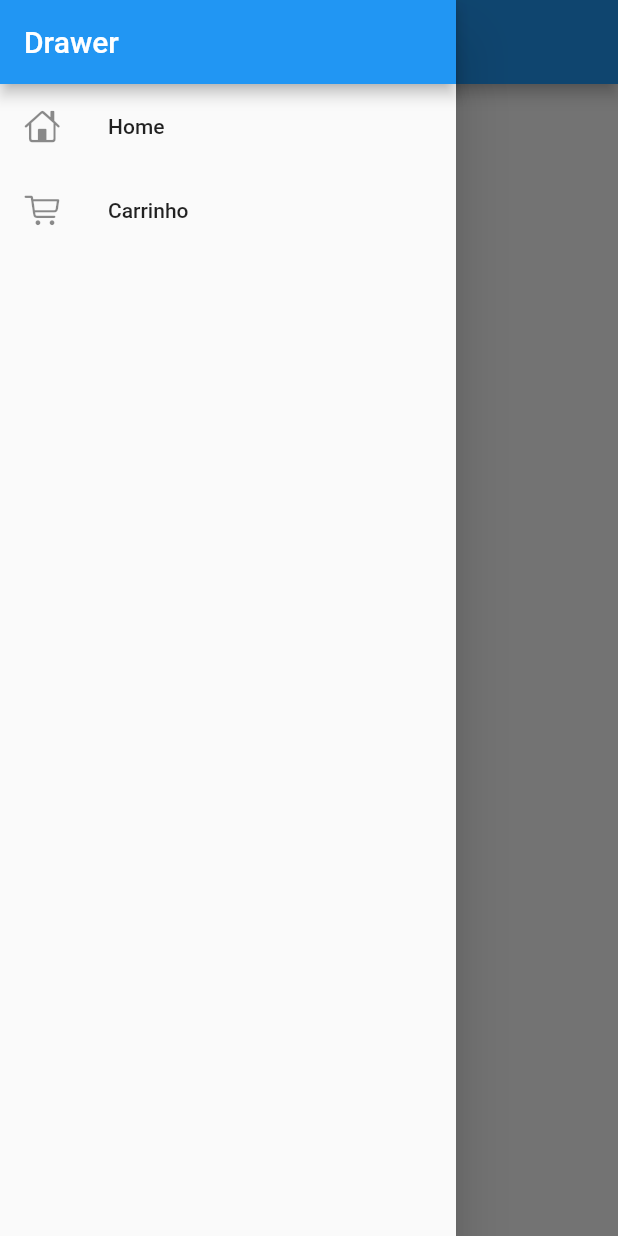
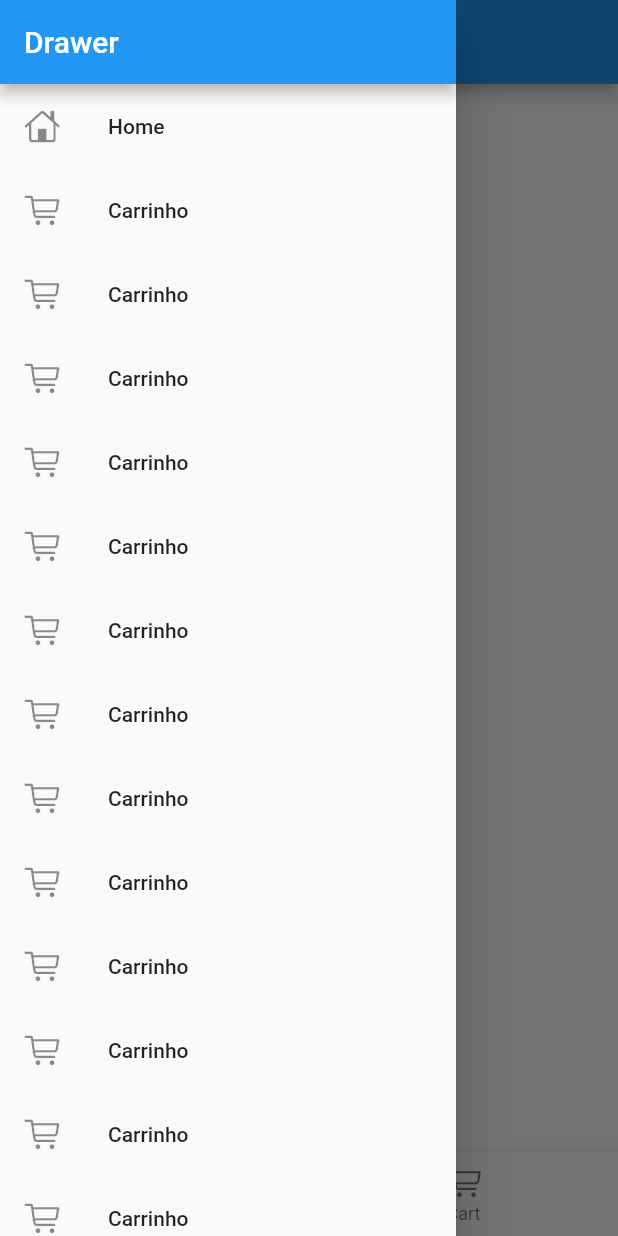
Before and after one commit to deroldo/flutter_components_sample, a Flutter app: the screen it shows after launch, with the side drawer open, on a phone screen of 412 x 824 dp. Run offline on Flutter 3.47's test engine with Material 2 defaults, Android fonts, the phone set to English and light mode, and no system bars.

Commit message:
feat: adding compatibility to navigation tab

```diff
--- a/lib/component/dynamic_platform_app.dart
+++ b/lib/component/dynamic_platform_app.dart
@@ -2,33 +2,89 @@ import 'dart:io';
 import 'package:flutter/cupertino.dart';
 import 'package:flutter/material.dart';
 
+import 'dynamic_platform_navigation_tab.dart';
+
+class DynamicPlatformAppData {
+  final DynamicPlatformNavigationTab? navigationTab;
+
+  DynamicPlatformAppData({
+    this.navigationTab,
+  });
+
+  bool get hasNavigationTab => navigationTab != null;
+
+  bool diff(DynamicPlatformAppData old) {
+    return old.navigationTab != navigationTab;
+  }
+}
+
+class DynamicPlatformAppProvider extends InheritedWidget {
+  late DynamicPlatformAppData appData;
+
+  DynamicPlatformAppProvider({
+    DynamicPlatformNavigationTab? navigationTab,
+    required super.child,
+  }) {
+    appData = DynamicPlatformAppData(navigationTab: navigationTab);
+  }
+
+  static DynamicPlatformAppProvider? of(BuildContext context) {
+    return context.dependOnInheritedWidgetOfExactType<DynamicPlatformAppProvider>();
+  }
+
+  @override
+  bool updateShouldNotify(covariant DynamicPlatformAppProvider oldProvider) {
+    return appData.diff(oldProvider.appData);
+  }
+}
+
 class DynamicPlatformApp extends StatelessWidget {
   final String title;
-  final Map<String, WidgetBuilder> routes;
+  late Map<String, WidgetBuilder> routes;
   CupertinoThemeData? iosTheme;
   ThemeData? androidTheme;
+  DynamicPlatformNavigationTab? navigationTab;
 
   DynamicPlatformApp({
     Key? key,
     this.androidTheme,
     this.iosTheme,
+    this.navigationTab,
     required this.title,
-    required this.routes,
-  }) : super(key: key);
+    required Map<String, WidgetBuilder> routes,
+  }) : super(key: key) {
+    if (navigationTab != null && routes.keys.contains("/")) {
+      throw ("You can't declare a root path (/) with navigation tab");
+    } else if (navigationTab == null && !routes.keys.contains("/")) {
+      throw ("You must declare a root path (/) or use a navigation tab");
+    }
+
+    if (navigationTab != null) {
+      routes.addAll({"/": (ctx) => navigationTab!});
+    }
+
+    this.routes = routes;
+  }
 
   @override
   Widget build(BuildContext context) {
     if (Platform.isIOS) {
-      return CupertinoApp(
+      return DynamicPlatformAppProvider(
+        navigationTab: navigationTab,
+        child: CupertinoApp(
           title: title,
           theme: iosTheme,
           routes: routes,
+        ),
       );
     } else {
-      return MaterialApp(
+      return DynamicPlatformAppProvider(
+        navigationTab: navigationTab,
+        child: MaterialApp(
           title: title,
           theme: androidTheme,
           routes: routes,
+        ),
       );
     }
   }
--- /dev/null
+++ b/lib/component/dynamic_platform_navigation_tab.dart
@@ -0,0 +1,76 @@
+import 'dart:io';
+
+import 'package:flutter/cupertino.dart';
+import 'package:flutter/material.dart';
+
+import '../model/app_tabs.dart';
+
+class DynamicPlatformNavigationTab extends StatelessWidget {
+  final AppTabs appTabs;
+
+  const DynamicPlatformNavigationTab({
+    required this.appTabs,
+  });
+
+  @override
+  Widget build(BuildContext context) {
+    if (Platform.isIOS) {
+      return CupertinoTabScaffold(
+        tabBar: CupertinoTabBar(
+          items: appTabs.tabs.map((tab) {
+            return BottomNavigationBarItem(
+              icon: tab.icon,
+              label: tab.label,
+              activeIcon: tab.activeIcon,
+            );
+          }).toList(),
+        ),
+        tabBuilder: (ctx, i) {
+          return CupertinoTabView(builder: (ctx) => appTabs.tabs[i].screen);
+        },
+      );
+    } else {
+      return _AndroidNavigationBar(appTabs: appTabs);
+    }
+  }
+}
+
+class _AndroidNavigationBar extends StatefulWidget {
+  final AppTabs appTabs;
+
+  _AndroidNavigationBar({
+    required this.appTabs,
+  });
+
+  @override
+  State<_AndroidNavigationBar> createState() => _AndroidNavigationBarState();
+}
+
+class _AndroidNavigationBarState extends State<_AndroidNavigationBar> {
+  int _selectedIndex = 0;
+  Drawer? drawer;
+
+  @override
+  Widget build(BuildContext context) {
+    drawer = widget.appTabs.tabs[_selectedIndex].screen.appDrawer?.toDrawer(context);
+
+    return Scaffold(
+      appBar: AppBar(
+        title: Text(widget.appTabs.tabs[_selectedIndex].label),
+      ),
+      body: widget.appTabs.tabs[_selectedIndex].screen,
+      drawer: drawer,
+      bottomNavigationBar: BottomNavigationBar(
+        items: widget.appTabs.tabs.map((tab) {
+          return BottomNavigationBarItem(icon: tab.icon, label: tab.label);
+        }).toList(),
+        currentIndex: _selectedIndex,
+        onTap: (i) {
+          setState(() {
+            _selectedIndex = i;
+          });
+        },
+      ),
+    );
+  }
+}
--- a/lib/component/dynamic_platform_screen.dart
+++ b/lib/component/dynamic_platform_screen.dart
@@ -4,6 +4,7 @@ import 'package:flutter/cupertino.dart';
 import 'package:flutter/material.dart';
 
 import '../model/drawer_item.dart';
+import 'dynamic_platform_app.dart';
 
 abstract class DynamicPlatformScreen extends StatelessWidget {
   final String title;
@@ -49,32 +50,16 @@ class _AndroidScreen extends StatelessWidget {
 
   @override
   Widget build(BuildContext context) {
+    DynamicPlatformAppData? appProvider = DynamicPlatformAppProvider.of(context)?.appData;
+    bool hasNavigationBar = appProvider != null ? appProvider.hasNavigationTab : false;
+
     Drawer? drawer;
-    if (appDrawer != null) {
-      List<Widget> cards = appDrawer!.items.map((item) {
-        return ListTile(
-          leading: item.icon,
-          title: Text(item.title),
-          onTap: () => Navigator.of(context).pushReplacementNamed(item.navigationPath),
-        );
-      }).toList();
-
-      drawer = Drawer(
-        child: Column(
-          crossAxisAlignment: CrossAxisAlignment.stretch,
-          children: [
-            AppBar(
-              title: Text(appDrawer!.title),
-              automaticallyImplyLeading: false,
-            ),
-            ...cards
-          ],
-        ),
-      );
+    if (appDrawer != null && !hasNavigationBar) {
+      drawer = appDrawer!.toDrawer(context);
     }
 
     return Scaffold(
-      appBar: AppBar(
+      appBar: hasNavigationBar ? null : AppBar(
         title: Text(title),
       ),
       drawer: drawer,
--- a/lib/main.dart
+++ b/lib/main.dart
@@ -1,18 +1,31 @@
 import 'package:flutter_components_sample/component/dynamic_platform_screen.dart';
+import 'package:flutter_components_sample/model/app_tabs.dart';
 import 'package:flutter_components_sample/model/drawer_item.dart';
 
 import 'component/dynamic_platform_app.dart';
 import 'package:flutter/cupertino.dart';
 import 'package:flutter/material.dart';
 
+import 'component/dynamic_platform_navigation_tab.dart';
+
 void main() {
   runApp(DynamicPlatformApp(
     title: 'Custom App',
+    navigationTab: Test(),
     routes: {
-      "/": (ctx) => Home(),
+      "/home": (ctx) => Home(),
       "/cart": (ctx) => Cart(),
     },
   ));
+}
+
+class Test extends DynamicPlatformNavigationTab {
+  Test()
+      : super(
+            appTabs: AppTabs([
+          AppTab(icon: const Icon(CupertinoIcons.home), label: "Home", screen: Home()),
+          AppTab(icon: const Icon(CupertinoIcons.shopping_cart), label: "Cart", screen: Cart()),
+        ]));
 }
 
 class Home extends DynamicPlatformScreen {
@@ -34,9 +47,6 @@
   Widget get body {
     return const SingleChildScrollView(child: Text("Cart page"));
   }
-
-  @override
-  AppDrawer? get appDrawer => MyDrawer();
 }
 
 class MyDrawer extends AppDrawer {
@@ -56,6 +66,84 @@
               title: "Carrinho",
               navigationPath: "/cart",
             ),
+            const AppDrawerItem(
+              Icons.shopping_cart,
+              CupertinoIcons.cart,
+              title: "Carrinho",
+              navigationPath: "/cart",
+            ),
+            const AppDrawerItem(
+              Icons.shopping_cart,
+              CupertinoIcons.cart,
+              title: "Carrinho",
+              navigationPath: "/cart",
+            ),
+            const AppDrawerItem(
+              Icons.shopping_cart,
+              CupertinoIcons.cart,
+              title: "Carrinho",
+              navigationPath: "/cart",
+            ),
+            const AppDrawerItem(
+              Icons.shopping_cart,
+              CupertinoIcons.cart,
+              title: "Carrinho",
+              navigationPath: "/cart",
+            ),
+            const AppDrawerItem(
+              Icons.shopping_cart,
+              CupertinoIcons.cart,
+              title: "Carrinho",
+              navigationPath: "/cart",
+            ),
+            const AppDrawerItem(
+              Icons.shopping_cart,
+              CupertinoIcons.cart,
+              title: "Carrinho",
+              navigationPath: "/cart",
+            ),
+            const AppDrawerItem(
+              Icons.shopping_cart,
+              CupertinoIcons.cart,
+              title: "Carrinho",
+              navigationPath: "/cart",
+            ),
+            const AppDrawerItem(
+              Icons.shopping_cart,
+              CupertinoIcons.cart,
+              title: "Carrinho",
+              navigationPath: "/cart",
+            ),
+            const AppDrawerItem(
+              Icons.shopping_cart,
+              CupertinoIcons.cart,
+              title: "Carrinho",
+              navigationPath: "/cart",
+            ),
+            const AppDrawerItem(
+              Icons.shopping_cart,
+              CupertinoIcons.cart,
+              title: "Carrinho",
+              navigationPath: "/cart",
+            ),
+            const AppDrawerItem(
+              Icons.shopping_cart,
+              CupertinoIcons.cart,
+              title: "Carrinho",
+              navigationPath: "/cart",
+            ),
+            const AppDrawerItem(
+              Icons.shopping_cart,
+              CupertinoIcons.cart,
+              title: "Carrinho",
+              navigationPath: "/cart",
+            ),
+            const AppDrawerItem(
+              Icons.shopping_cart,
+              CupertinoIcons.cart,
+              title: "Test",
+              navigationPath: "/cart",
+            ),
           ],
         );
 }
--- /dev/null
+++ b/lib/model/app_tabs.dart
@@ -0,0 +1,28 @@
+import 'package:flutter/widgets.dart';
+import 'package:flutter_components_sample/component/dynamic_platform_screen.dart';
+
+class AppTabs {
+  final List<AppTab> tabs;
+
+  AppTabs(this.tabs) {
+    if (tabs.length < 2) {
+      throw ("You should add at least 2 and until 5 tabs");
+    } else if (tabs.length > 5) {
+      throw ("You can't add more than 5 tabs");
+    }
+  }
+}
+
+class AppTab {
+  final Icon icon;
+  final Icon? activeIcon;
+  final String label;
+  final DynamicPlatformScreen screen;
+
+  AppTab({
+    required this.icon,
+    this.activeIcon,
+    required this.label,
+    required this.screen,
+  });
+}
--- a/lib/model/drawer_item.dart
+++ b/lib/model/drawer_item.dart
@@ -1,5 +1,6 @@
 import 'dart:io';
 
+import 'package:flutter/material.dart';
 import 'package:flutter/widgets.dart';
 
 class AppDrawer {
@@ -10,6 +11,31 @@ class AppDrawer {
     required this.title,
     required this.items,
   });
+
+  Drawer toDrawer(BuildContext context) {
+    List<Widget> cards = items.map((item) {
+      return ListTile(
+        leading: item.icon,
+        title: Text(item.title),
+        onTap: () => Navigator.of(context).pushReplacementNamed(item.navigationPath),
+      );
+    }).toList();
+
+    return Drawer(
+      child: SingleChildScrollView(
+        child: Column(
+          crossAxisAlignment: CrossAxisAlignment.stretch,
+          children: [
+            AppBar(
+              title: Text(title),
+              automaticallyImplyLeading: false,
+            ),
+            ...cards
+          ],
+        ),
+      ),
+    );
+  }
 }
 
 class AppDrawerItem {
```
Lines whose indentation alone changed are shown as unchanged.
